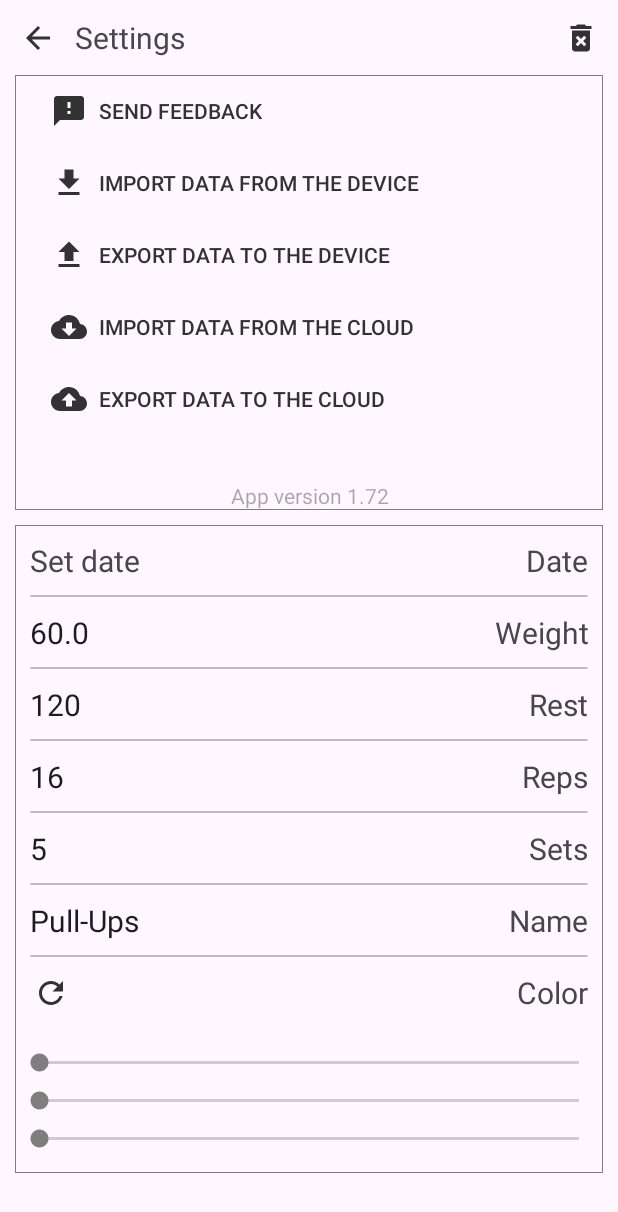
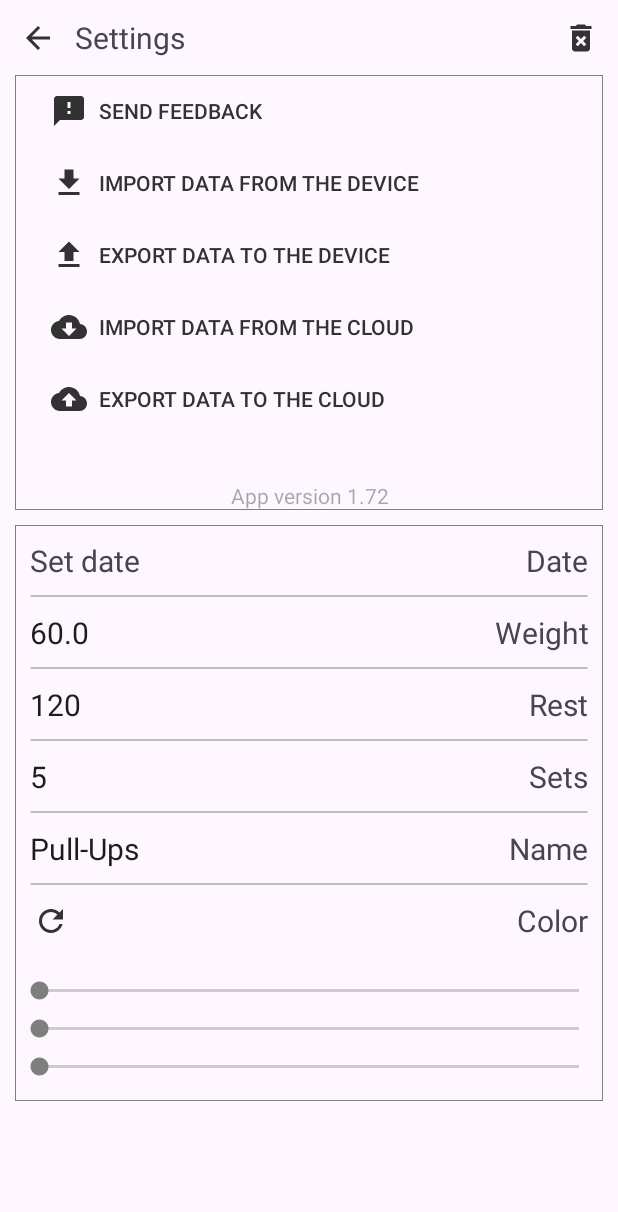
Before and after one commit to lestec-al/afit, an Android app: the layout dialog_settings.xml on its own in the app's theme, with its tools: preview values and no code run, on a phone screen of 412 x 824 dp. Shown: the top 1212 px of the screen. Run offline under Robolectric (Android 15) with nearby library versions, the phone set to English and light mode, and no system bars.

Commit message:
21(1.74)

```diff
--- a/app/build.gradle
+++ b/app/build.gradle
@@ -10,8 +10,8 @@ android {
         applicationId "com.yurhel.alex.afit"
         minSdk 28
         targetSdk 33
-        versionCode 20
-        versionName "1.73"
+        versionCode 21
+        versionName "1.74"
 
         testInstrumentationRunner "androidx.test.runner.AndroidJUnitRunner"
     }
--- a/app/src/main/res/layout/dialog_settings.xml
+++ b/app/src/main/res/layout/dialog_settings.xml
@@ -235,36 +235,6 @@
         </RelativeLayout>
 
         <RelativeLayout
-            android:id="@+id/repsLayout"
-            android:layout_marginStart="10dp"
-            android:layout_marginEnd="10dp"
-            android:layout_width="match_parent"
-            android:layout_height="48dp"
-            android:background="@drawable/divider">
-
-            <EditText
-                android:theme="@style/TextTheme"
-                android:importantForAutofill="no"
-                android:id="@+id/textReps"
-                android:layout_width="match_parent"
-                android:layout_height="match_parent"
-                android:ems="10"
-                android:maxLength="3"
-                android:inputType="number"
-                android:textSize="@dimen/basic_text_size"
-                android:background="@null"
-                tools:text="16"
-                tools:ignore="LabelFor" />
-
-            <TextView
-                android:layout_width="match_parent"
-                android:layout_height="match_parent"
-                android:gravity="center_vertical|end"
-                android:text="@string/reps"
-                android:textSize="@dimen/basic_text_size" />
-        </RelativeLayout>
-
-        <RelativeLayout
             android:id="@+id/setsLayout"
             android:layout_marginStart="10dp"
             android:layout_marginEnd="10dp"
--- a/app/src/main/res/values/strings.xml
+++ b/app/src/main/res/values/strings.xml
@@ -6,7 +6,6 @@
     <string name="do_exercise">Do</string>
     <string name="stop">STOP</string>
     <string name="rest">Rest</string>
-    <string name="reps">Reps</string>
     <string name="sets">Sets</string>
     <string name="name">Name</string>
     <string name="weight">Weight</string>
@@ -38,4 +37,5 @@
     <string name="data_replace">All existing data will be replaced</string>
     <string name="connect_cloud">Connect the cloud</string>
     <string name="app_ver">App version</string>
+    <string name="empty_text">It\'s empty here yet</string>
 </resources>
```
Also changed, not shown: app/src/main/java/com/yurhel/alex/afit/DB.java (+25 -82 lines), app/src/main/java/com/yurhel/alex/afit/MainActivity.java (+12 -4 lines), app/src/main/java/com/yurhel/alex/afit/StatsActivity.java (+8 -9 lines), app/src/main/java/com/yurhel/alex/afit/TrainingActivity.java (+4 -3 lines), app/src/main/res/layout/activity_main.xml (+7 -0 lines), 3 other files.
